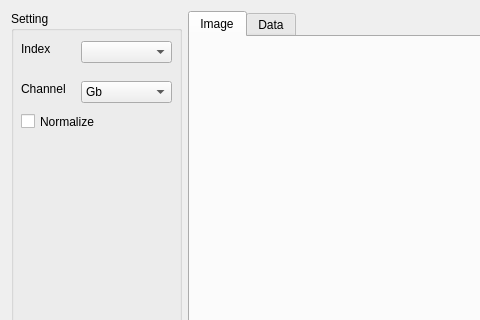
This is AlgorithmTest/DialogAPSShow.ui in yixin1851/algorithm_HVS as Qt 5 draws it before an edit; both pictures show x 0 to 480 and y 0 to 320 of the 777 by 558 pixel window. The edited form follows.
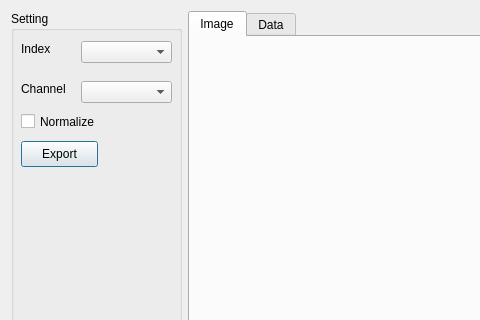
This is the edited form. Custom widgets are drawn as their Qt base class.

Patch:
```diff
--- a/AlgorithmTest/DialogAPSShow.ui
+++ b/AlgorithmTest/DialogAPSShow.ui
@@ -61,7 +61,7 @@
       <property name="geometry">
        <rect>
         <x>10</x>
-        <y>140</y>
+        <y>180</y>
         <width>71</width>
         <height>41</height>
        </rect>
@@ -79,26 +79,6 @@
         <height>22</height>
        </rect>
       </property>
-      <item>
-       <property name="text">
-        <string>Gb</string>
-       </property>
-      </item>
-      <item>
-       <property name="text">
-        <string>B</string>
-       </property>
-      </item>
-      <item>
-       <property name="text">
-        <string>R</string>
-       </property>
-      </item>
-      <item>
-       <property name="text">
-        <string>Gr</string>
-       </property>
-      </item>
      </widget>
      <widget class="QLabel" name="label_2">
       <property name="geometry">
@@ -126,6 +106,19 @@
        <string>Normalize</string>
       </property>
      </widget>
+     <widget class="QPushButton" name="pushButtonExport">
+      <property name="geometry">
+       <rect>
+        <x>10</x>
+        <y>130</y>
+        <width>77</width>
+        <height>26</height>
+       </rect>
+      </property>
+      <property name="text">
+       <string>Export</string>
+      </property>
+     </widget>
     </widget>
    </item>
    <item>
```
